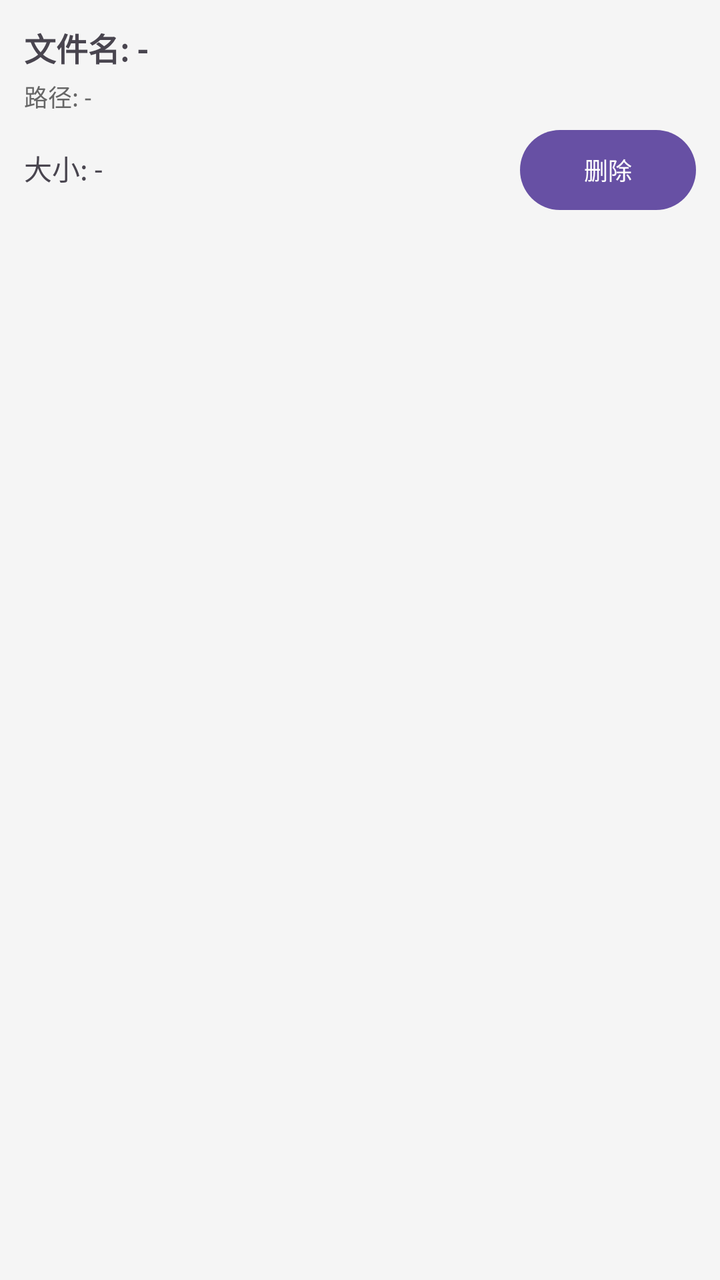
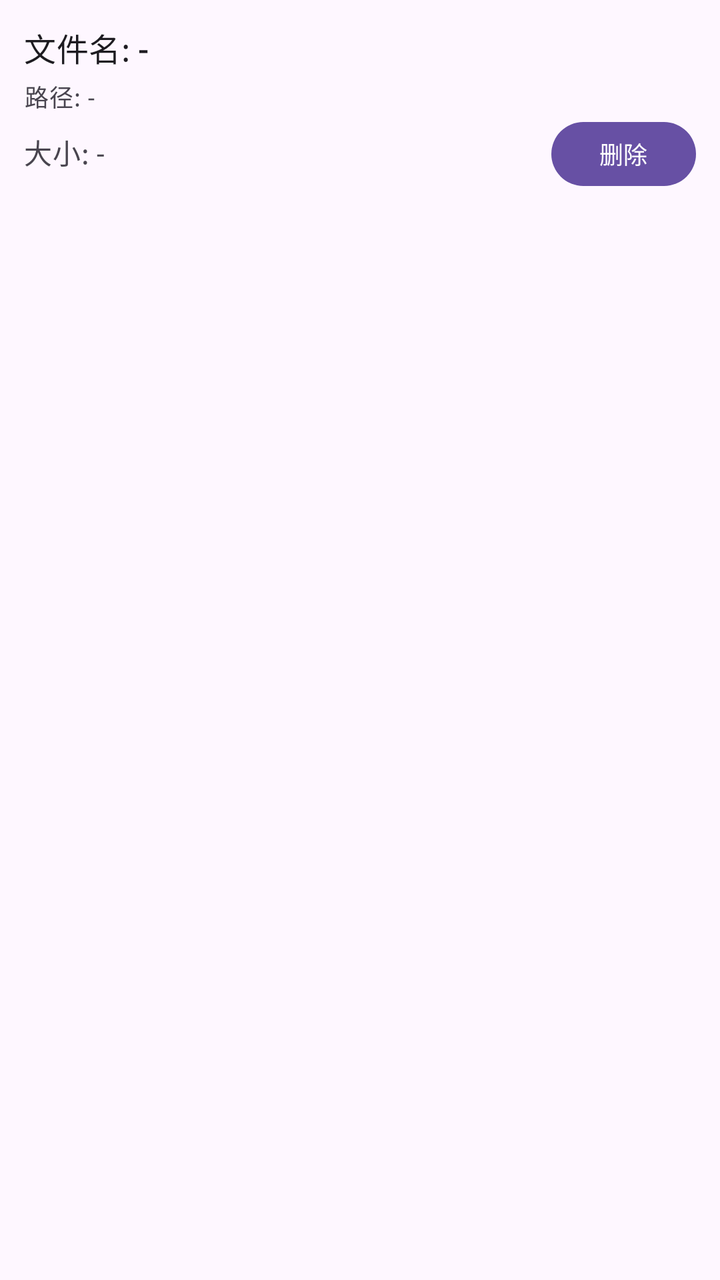

Screens rendered from an Android XML layout before and after an edit, with the pre-edit source and the edit as a unified diff.
<!-- AndroidManifest.xml: application theme Theme.JustNothing -->
<!-- res/layout/item_exported_file.xml -->
<?xml version="1.0" encoding="utf-8"?>
<LinearLayout xmlns:android="http://schemas.android.com/apk/res/android"
    android:layout_width="match_parent"
    android:layout_height="wrap_content"
    android:orientation="vertical"
    android:padding="12dp"
    android:background="#F5F5F5"
    android:layout_marginBottom="8dp">

    <TextView
        android:id="@+id/text_file_name"
        android:layout_width="match_parent"
        android:layout_height="wrap_content"
        android:text="文件名: -"
        android:textSize="16sp"
        android:textStyle="bold"
        android:layout_marginBottom="4dp"/>

    <TextView
        android:id="@+id/text_file_path"
        android:layout_width="match_parent"
        android:layout_height="wrap_content"
        android:text="路径: -"
        android:textSize="12sp"
        android:textColor="#666666"
        android:layout_marginBottom="4dp"/>

    <LinearLayout
        android:layout_width="match_parent"
        android:layout_height="wrap_content"
        android:orientation="horizontal">

        <TextView
            android:id="@+id/text_file_size"
            android:layout_width="0dp"
            android:layout_height="wrap_content"
            android:layout_weight="1"
            android:text="大小: -"
            android:textSize="14sp"/>

        <Button
            android:id="@+id/btn_delete_file"
            android:layout_width="wrap_content"
            android:layout_height="wrap_content"
            android:padding="8dp"
            android:text="@string/general_delete"
            android:textSize="12sp" />
    </LinearLayout>

</LinearLayout>
<!-- resources referenced by this layout -->
<resources>
  <string name="general_delete">删除</string>
  <style name="Theme.JustNothing" parent="Base.Theme.JustNothing" />
  <style name="Base.Theme.JustNothing" parent="Theme.Material3.DayNight.NoActionBar">
          
          
      </style>
</resources>

<!-- the commit's change to res/layout/item_exported_file.xml (unified diff, before → after) -->
@@ -3,27 +3,24 @@
     android:layout_width="match_parent"
     android:layout_height="wrap_content"
     android:orientation="vertical"
-    android:padding="12dp"
-    android:background="#F5F5F5"
-    android:layout_marginBottom="8dp">
+    android:padding="@dimen/spacing_12"
+    android:layout_marginBottom="@dimen/spacing_8">
 
     <TextView
         android:id="@+id/text_file_name"
         android:layout_width="match_parent"
         android:layout_height="wrap_content"
-        android:text="文件名: -"
-        android:textSize="16sp"
-        android:textStyle="bold"
-        android:layout_marginBottom="4dp"/>
+        android:layout_marginBottom="@dimen/spacing_4"
+        android:text="@string/exported_file_name_placeholder"
+        android:textAppearance="@style/TextAppearance.App.Title" />
 
     <TextView
         android:id="@+id/text_file_path"
         android:layout_width="match_parent"
         android:layout_height="wrap_content"
-        android:text="路径: -"
-        android:textSize="12sp"
-        android:textColor="#666666"
-        android:layout_marginBottom="4dp"/>
+        android:layout_marginBottom="@dimen/spacing_4"
+        android:text="@string/exported_file_directory_placeholder"
+        android:textAppearance="@style/TextAppearance.App.Label" />
 
     <LinearLayout
         android:layout_width="match_parent"
@@ -35,16 +32,17 @@
             android:layout_width="0dp"
             android:layout_height="wrap_content"
             android:layout_weight="1"
-            android:text="大小: -"
-            android:textSize="14sp"/>
+            android:text="@string/exported_file_size_placeholder"
+            android:textAppearance="@style/TextAppearance.App.Caption" />
 
+        
         <Button
             android:id="@+id/btn_delete_file"
+            style="@style/Widget.App.Button.Small"
             android:layout_width="wrap_content"
             android:layout_height="wrap_content"
-            android:padding="8dp"
-            android:text="@string/general_delete"
-            android:textSize="12sp" />
+            android:text="@string/general_delete" />
+
     </LinearLayout>
 
 </LinearLayout>
<!-- resource entries referenced after the edit -->
@@ -1,9 +1,30 @@
 <!-- resources referenced by this layout -->
 <resources>
+  <dimen name="spacing_12">12dp</dimen>
+  <dimen name="spacing_4">4dp</dimen>
+  <dimen name="spacing_8">8dp</dimen>
+  <string name="exported_file_directory_placeholder">路径: -</string>
+  <string name="exported_file_name_placeholder">文件名: -</string>
+  <string name="exported_file_size_placeholder">大小: -</string>
   <string name="general_delete">删除</string>
+  <style name="TextAppearance.App.Caption" parent="TextAppearance.Material3.BodyMedium">
+          <item name="android:textColor">?attr/colorOnSurfaceVariant</item>
+      </style>
+  <style name="TextAppearance.App.Label" parent="TextAppearance.Material3.BodySmall">
+          <item name="android:textColor">?attr/colorOnSurfaceVariant</item>
+      </style>
+  <style name="TextAppearance.App.Title" parent="TextAppearance.Material3.TitleMedium">
+          <item name="android:textColor">?attr/colorOnSurface</item>
+      </style>
+  <style name="Widget.App.Button.Small" parent="Widget.Material3.Button">
+          <item name="android:textSize">12sp</item>
+          <item name="android:minWidth">0dp</item>
+          <item name="android:minHeight">32dp</item>
+          <item name="android:insetTop">0dp</item>
+          <item name="android:insetBottom">0dp</item>
+      </style>
   <style name="Theme.JustNothing" parent="Base.Theme.JustNothing" />
   <style name="Base.Theme.JustNothing" parent="Theme.Material3.DayNight.NoActionBar">
-          
           
       </style>
 </resources>
